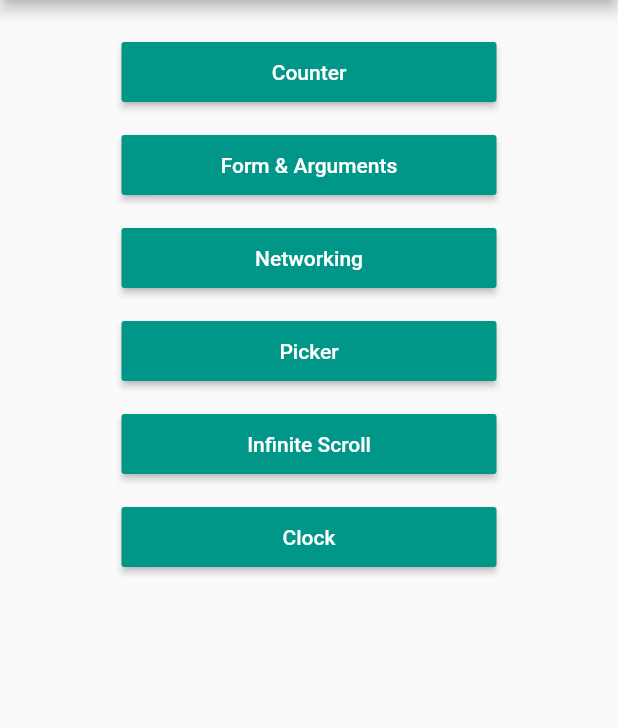
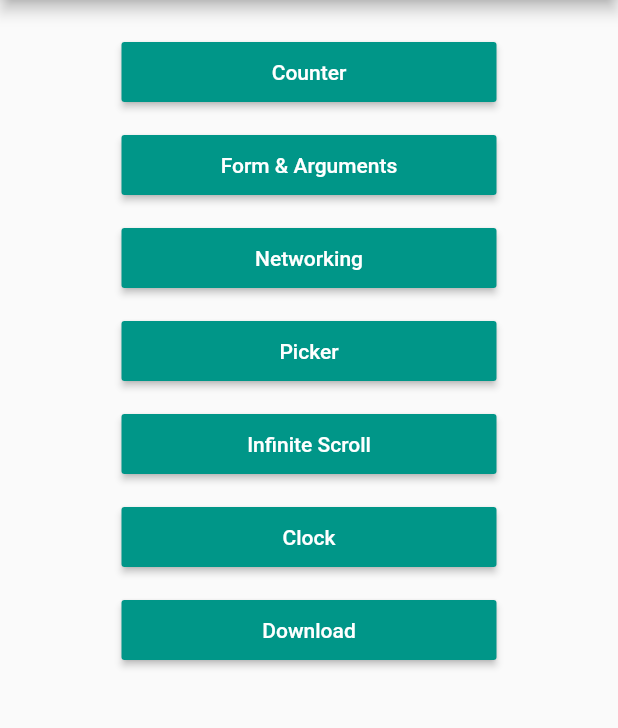
Before and after one commit to yoesuv/GetX-Playground, a Flutter app: the screen it shows after launch, on a phone screen of 412 x 824 dp, the part 84-812 px from its top. Run offline on Flutter 3.47's test engine with Material 2 defaults, Android fonts, the phone set to English and light mode, and no system bars; our stand-ins replace flutter_local_notifications, get, image_picker, permission_handler, shared_preferences; missing offline and left inert: android_alarm_manager_plus.

Commit message:
:newspaper: add download screen

```diff
--- a/lib/src/core/routes/app_route.dart
+++ b/lib/src/core/routes/app_route.dart
@@ -4,6 +4,7 @@ import 'package:my_getx_playground/src/core/bindings/app_bindings.dart';
 import 'package:my_getx_playground/src/core/arguments/form_arguments.dart';
 import 'package:my_getx_playground/src/menu/clock/clock_screen.dart';
 import 'package:my_getx_playground/src/menu/counter/counter_screen.dart';
+import 'package:my_getx_playground/src/menu/download/download_screen.dart';
 import 'package:my_getx_playground/src/menu/form/form_result_screen.dart';
 import 'package:my_getx_playground/src/menu/form/form_screen.dart';
 import 'package:my_getx_playground/src/menu/home/home_screen.dart';
@@ -54,4 +55,8 @@ final List<GetPage> appRoute = [
     page: () => const ClockScreen(),
     binding: ClockBinding(),
   ),
+  GetPage(
+    name: DownloadScreen.routeName,
+    page: () => const DownloadScreen(),
+  ),
 ];
--- /dev/null
+++ b/lib/src/menu/download/download_screen.dart
@@ -0,0 +1,20 @@
+import 'package:flutter/material.dart';
+
+class DownloadScreen extends StatelessWidget {
+  static const routeName = '/download';
+  const DownloadScreen({Key? key}) : super(key: key);
+
+
+  @override
+  Widget build(BuildContext context) {
+    return Scaffold(
+      appBar: AppBar(
+        title: const Text('Download File'),
+      ),
+      body: SafeArea(
+        child: Text('Download File'),
+      ),
+    );
+  }
+
+}
--- a/lib/src/menu/home/home_screen.dart
+++ b/lib/src/menu/home/home_screen.dart
@@ -3,6 +3,7 @@ import 'package:get/get_core/src/get_main.dart';
 import 'package:get/get_navigation/get_navigation.dart';
 import 'package:my_getx_playground/src/menu/clock/clock_screen.dart';
 import 'package:my_getx_playground/src/menu/counter/counter_screen.dart';
+import 'package:my_getx_playground/src/menu/download/download_screen.dart';
 import 'package:my_getx_playground/src/menu/form/form_screen.dart';
 import 'package:my_getx_playground/src/menu/infinite_scroll/infinite_scroll_screen.dart';
 import 'package:my_getx_playground/src/menu/networking/networking_screen.dart';
@@ -79,6 +80,15 @@ class HomeScreen extends StatelessWidget {
                     },
                   ),
                 ),
+                const SizedBox(height: 14),
+                Center(
+                  child: MyButton(
+                    label: 'Download',
+                    onPressed: () {
+                      Get.toNamed(DownloadScreen.routeName);
+                    },
+                  ),
+                ),
               ],
             ),
           ),
```
